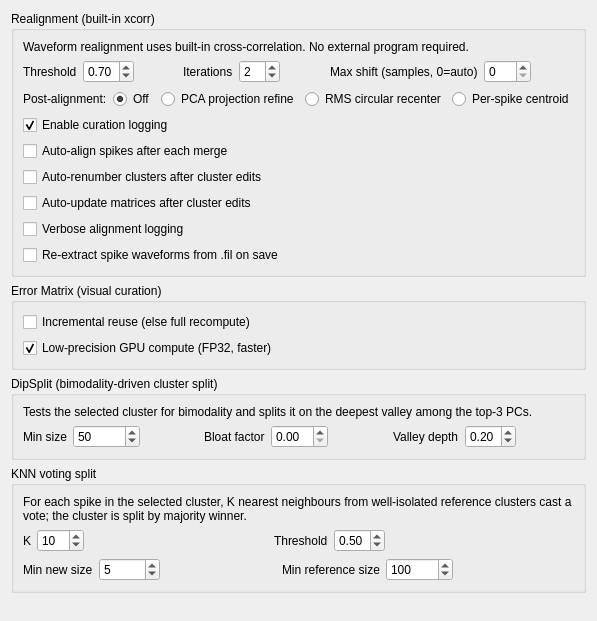
Before: the Qt Designer form src/klusters/src/prefrefinementlayout.ui in Gravios/neurosuite-3, drawn with Qt 5.
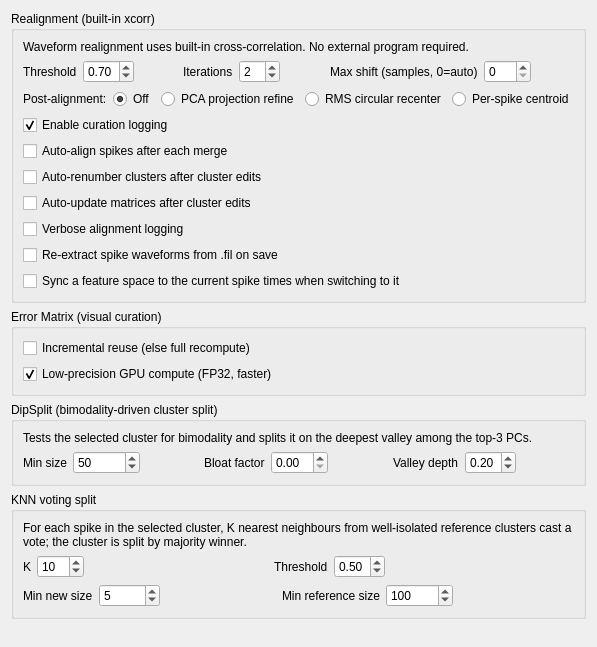
After: the same form once the commit is applied.

Commit message: klusters: Sync Feature Spaces action and a sync-on-switch preference

Diff of the .ui file:
```diff
--- a/src/klusters/src/prefrefinementlayout.ui
+++ b/src/klusters/src/prefrefinementlayout.ui
@@ -290,6 +290,19 @@
             </property>
            </widget>
           </item>
+          <item row="9" column="0">
+           <widget class="QCheckBox" name="syncFeatureSpaceOnSwitchCheckBox">
+            <property name="text">
+             <string>Sync a feature space to the current spike times when switching to it</string>
+            </property>
+            <property name="toolTip">
+             <string>When you pick another method in the Space box, first re-extract that space's .spk from the .fil at the session's current spike times and re-project its .fet through its own .pca basis, so realign / nudge done in the .clu's space carry over. The results are working copies, saved with Save and discarded if you close without saving. Off by default; when on, each switch costs one .fil pass over the group. Actions → Sync Feature Spaces does the same for every space on demand.</string>
+            </property>
+            <property name="checked">
+             <bool>false</bool>
+            </property>
+           </widget>
+          </item>
        </layout>
       </widget>
    </item>
```
The commit also changes 9 other files.
